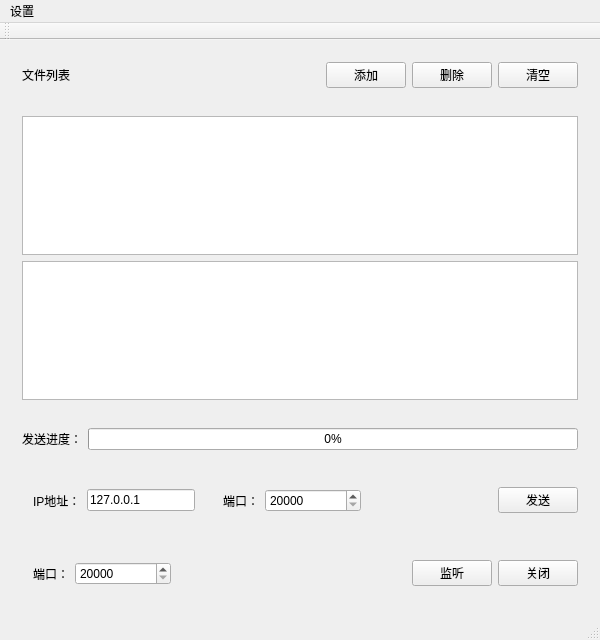
The window that EasyFile.ui (Time-Zero/EasyFile) describes before a commit, drawn with Qt 5.
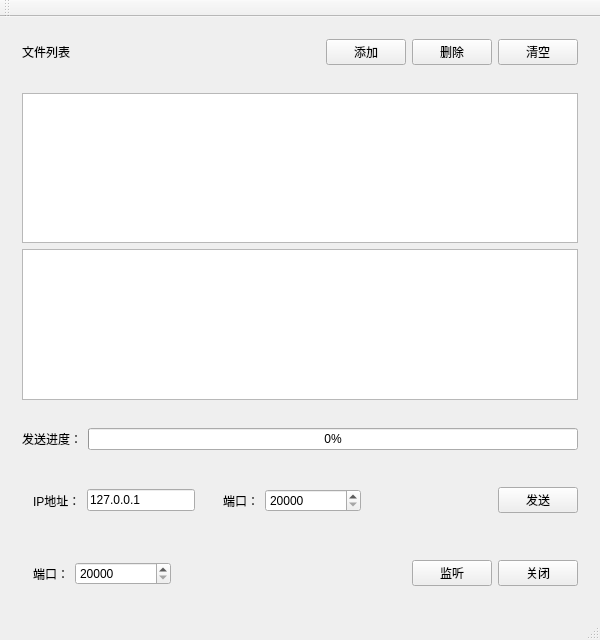
The same window after the commit.

```diff
--- a/EasyFile.ui
+++ b/EasyFile.ui
@@ -242,12 +242,6 @@
      <height>21</height>
     </rect>
    </property>
-   <widget class="QMenu" name="menu">
-    <property name="title">
-     <string>设置</string>
-    </property>
-   </widget>
-   <addaction name="menu"/>
   </widget>
   <widget class="QToolBar" name="mainToolBar">
    <attribute name="toolBarArea">
```
